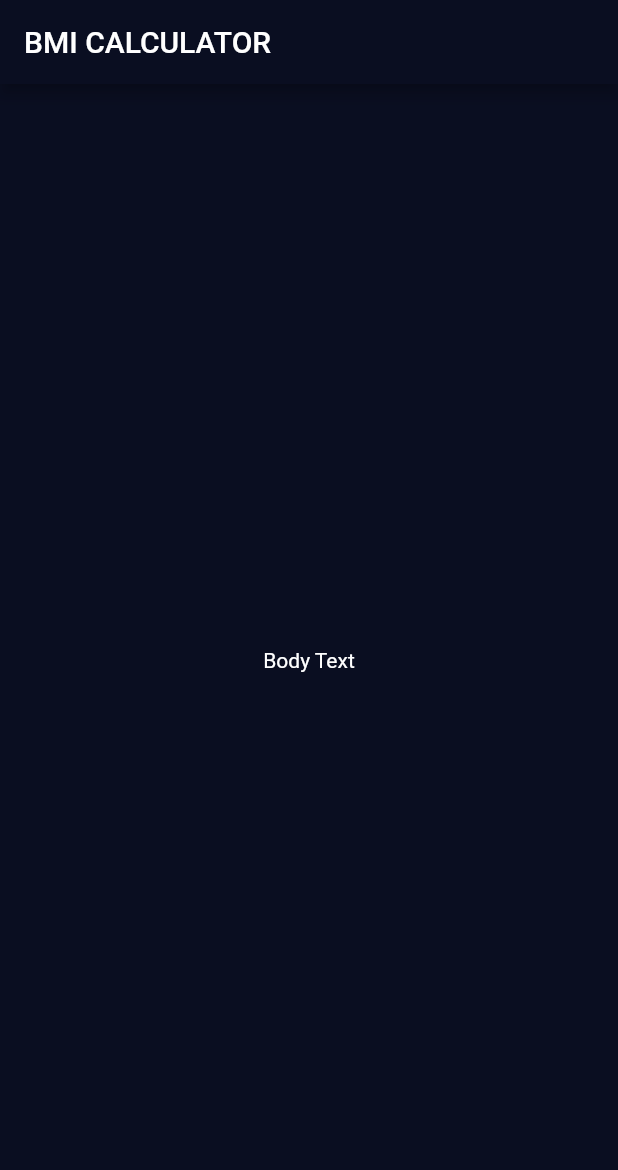
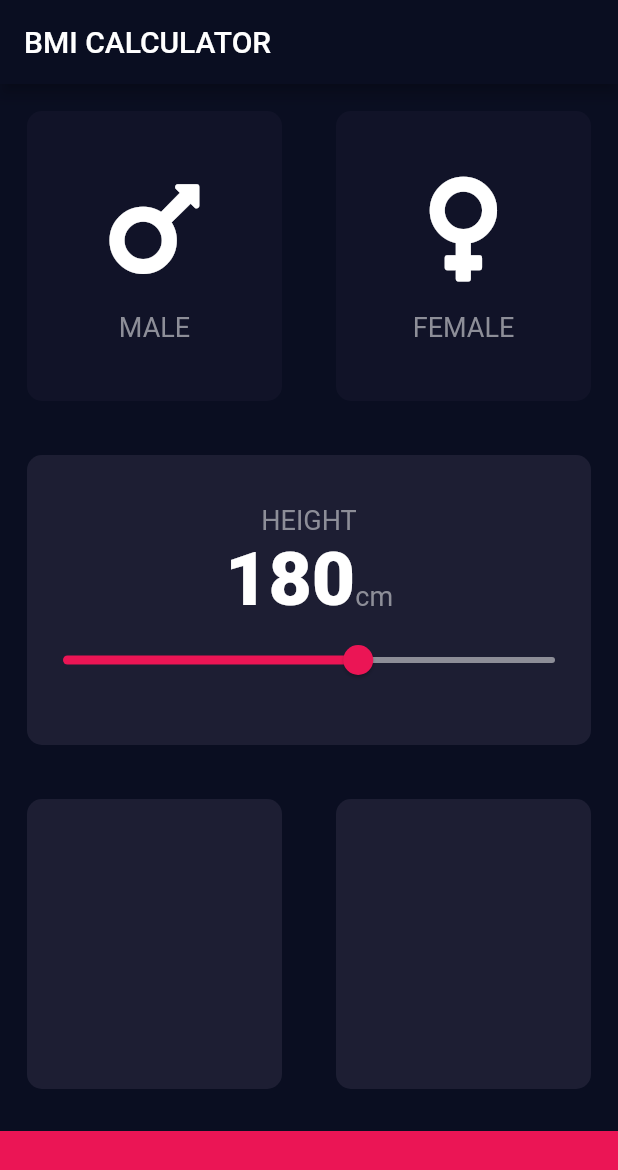
Before and after one commit to jainpunit7000/flutter-BMI, a Flutter app: the screen it shows after launch, on a phone screen of 412 x 824 dp. Shown: the top 1170 px of the screen. Run offline on Flutter 3.47's test engine with Material 2 defaults, Android fonts, the phone set to English and light mode, and no system bars; our stand-ins replace font_awesome_flutter.

Commit message:
start layout almost Complete

```diff
--- /dev/null
+++ b/lib/constants.dart
@@ -0,0 +1,14 @@
+import 'package:flutter/material.dart';
+
+const kactiveCardColor = Color(0xFF1D1E33);
+const kinactiveCardColor = Color(0xFF111328);
+
+const kNumberTextStyle = TextStyle(
+  fontSize: 50.0,
+  fontWeight: FontWeight.w900,
+);
+
+const kLabelTextStyle = TextStyle(
+  fontSize: 18.0,
+  color: Color(0xFF8D8E98),
+);
--- /dev/null
+++ b/lib/genderColumn.dart
@@ -0,0 +1,29 @@
+import 'package:flutter/material.dart';
+import 'package:font_awesome_flutter/font_awesome_flutter.dart';
+
+class genderColumn extends StatelessWidget {
+  genderColumn({this.icon, this.type});
+  final IconData icon;
+  final String type;
+
+  @override
+  Widget build(BuildContext context) {
+    return Column(
+      mainAxisAlignment: MainAxisAlignment.center,
+      children: <Widget>[
+        Icon(
+          icon,
+          size: 80.0,
+        ),
+        SizedBox(height: 15.0),
+        Text(
+          type,
+          style: TextStyle(
+            fontSize: 18.0,
+            color: Color(0xFF8D8E98),
+          ),
+        )
+      ],
+    );
+  }
+}
--- a/lib/input_page.dart
+++ b/lib/input_page.dart
@@ -1,4 +1,8 @@
 import 'package:flutter/material.dart';
+import 'package:font_awesome_flutter/font_awesome_flutter.dart';
+import 'reusableCard.dart';
+import 'genderColumn.dart';
+import 'constants.dart';
 
 class InputPage extends StatefulWidget {
   @override
@@ -6,14 +10,115 @@ class InputPage extends StatefulWidget {
 }
 
 class _InputPageState extends State<InputPage> {
+  String selectedGender = "";
+  int height = 180;
   @override
   Widget build(BuildContext context) {
     return Scaffold(
       appBar: AppBar(
         title: Text('BMI CALCULATOR'),
       ),
-      body: Center(
-        child: Text('Body Text'),
+      body: Column(
+        crossAxisAlignment: CrossAxisAlignment.stretch,
+        children: <Widget>[
+          Expanded(
+            child: Row(
+              children: <Widget>[
+                Expanded(
+                  child: GestureDetector(
+                    onTap: () {
+                      setState(() {
+                        selectedGender = "M";
+                      });
+                    },
+                    child: ReuseableCard(
+                      color: selectedGender == "M"
+                          ? kactiveCardColor
+                          : kinactiveCardColor,
+                      cardChild: genderColumn(
+                          icon: FontAwesomeIcons.mars, type: "MALE"),
+                    ),
+                  ),
+                ),
+                Expanded(
+                  child: GestureDetector(
+                    onTap: () {
+                      setState(() {
+                        selectedGender = "F";
+                      });
+                    },
+                    child: ReuseableCard(
+                      color: selectedGender == "F"
+                          ? kactiveCardColor
+                          : kinactiveCardColor,
+                      cardChild: genderColumn(
+                          icon: FontAwesomeIcons.venus, type: "FEMALE"),
+                    ),
+                  ),
+                ),
+              ],
+            ),
+          ),
+          Expanded(
+            child: ReuseableCard(
+              color: Color(0xFF1D1E33),
+              cardChild: Column(
+                mainAxisAlignment: MainAxisAlignment.center,
+                children: <Widget>[
+                  Text(
+                    "HEIGHT",
+                    style: kLabelTextStyle,
+                  ),
+                  Row(
+                    mainAxisAlignment: MainAxisAlignment.center,
+                    crossAxisAlignment: CrossAxisAlignment.baseline,
+                    textBaseline: TextBaseline.alphabetic,
+                    children: <Widget>[
+                      Text(
+                        height.toString(),
+                        style: kNumberTextStyle,
+                      ),
+                      Text(
+                        "cm",
+                        style: kLabelTextStyle,
+                      ),
+                    ],
+                  ),
+                  Slider(
+                    value: height.toDouble(),
+                    min: 120.0,
+                    max: 220.0,
+                    activeColor: Color(0xFFEB1555),
+                    inactiveColor: Color(0xFF8D8E98),
+                    onChanged: (double newValue) {
+                      setState(() {
+                        height = newValue.round();
+                      });
+                    },
+                  ),
+                ],
+              ),
+            ),
+          ),
+          Expanded(
+            child: Row(
+              children: <Widget>[
+                Expanded(
+                  child: ReuseableCard(color: Color(0xFF1D1E33)),
+                ),
+                Expanded(
+                  child: ReuseableCard(color: Color(0xFF1D1E33)),
+                ),
+              ],
+            ),
+          ),
+          Container(
+            color: Color(0xFFEB1555),
+            margin: EdgeInsets.only(top: 10.0),
+            width: double.infinity,
+            height: 70.0,
+          ),
+        ],
       ),
     );
   }
--- /dev/null
+++ b/lib/reusableCard.dart
@@ -0,0 +1,24 @@
+import 'package:flutter/material.dart';
+import 'package:font_awesome_flutter/font_awesome_flutter.dart';
+
+class ReuseableCard extends StatelessWidget {
+  //used for animations
+//  const ReuasbleCard({
+//    Key key,
+//  }) : super(key: key);
+
+  ReuseableCard({@required this.color, this.cardChild});
+  final Color color;
+  final Widget cardChild;
+  @override
+  Widget build(BuildContext context) {
+    return Container(
+      child: cardChild,
+      margin: EdgeInsets.all(18.0),
+      decoration: BoxDecoration(
+        color: color,
+        borderRadius: BorderRadius.circular(10.0),
+      ),
+    );
+  }
+}
--- a/pubspec.yaml
+++ b/pubspec.yaml
@@ -11,6 +11,7 @@ dependencies:
     sdk: flutter
 
   cupertino_icons: ^0.1.2
+  font_awesome_flutter: ^8.8.1
 
 dev_dependencies:
   flutter_test:
```
